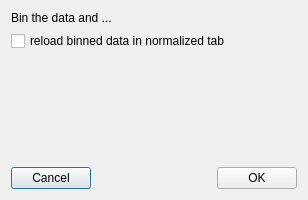
Qt form ibeatles/ui/ui_tof_bin_export.ui (ornlneutronimaging/iBeatles) before a commit.
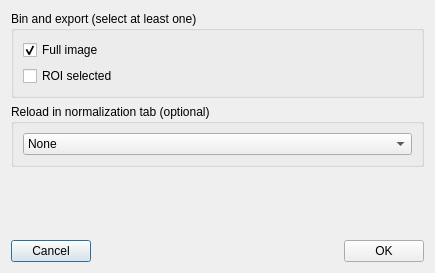
The same form after that commit.

Commit message: working on exporting and binning the full image and roi. this refs #218

```diff
--- a/ibeatles/ui/ui_tof_bin_export.ui
+++ b/ibeatles/ui/ui_tof_bin_export.ui
@@ -9,26 +9,66 @@
    <rect>
     <x>0</x>
     <y>0</y>
-    <width>308</width>
-    <height>200</height>
+    <width>435</width>
+    <height>273</height>
    </rect>
   </property>
   <property name="windowTitle">
    <string>Bin TOF folders</string>
   </property>
-  <layout class="QVBoxLayout" name="verticalLayout">
+  <layout class="QVBoxLayout" name="verticalLayout_2">
    <item>
-    <widget class="QLabel" name="label">
-     <property name="text">
-      <string>Bin the data and ...</string>
+    <widget class="QGroupBox" name="groupBox">
+     <property name="title">
+      <string>Bin and export (select at least one)</string>
      </property>
+     <layout class="QVBoxLayout" name="verticalLayout">
+      <item>
+       <widget class="QCheckBox" name="full_image_checkBox">
+        <property name="text">
+         <string>Full image</string>
+        </property>
+        <property name="checked">
+         <bool>true</bool>
+        </property>
+       </widget>
+      </item>
+      <item>
+       <widget class="QCheckBox" name="roi_checkBox">
+        <property name="text">
+         <string>ROI selected</string>
+        </property>
+       </widget>
+      </item>
+     </layout>
     </widget>
    </item>
    <item>
-    <widget class="QCheckBox" name="reload_checkBox">
-     <property name="text">
-      <string>reload binned data in normalized tab</string>
+    <widget class="QGroupBox" name="reload_groupBox">
+     <property name="title">
+      <string>Reload in normalization tab (optional)</string>
      </property>
+     <layout class="QHBoxLayout" name="horizontalLayout_2">
+      <item>
+       <widget class="QComboBox" name="reload_comboBox">
+        <item>
+         <property name="text">
+          <string>None</string>
+         </property>
+        </item>
+        <item>
+         <property name="text">
+          <string>Full image</string>
+         </property>
+        </item>
+        <item>
+         <property name="text">
+          <string>images of ROI selected</string>
+         </property>
+        </item>
+       </widget>
+      </item>
+     </layout>
     </widget>
    </item>
    <item>
```
Left out of the diff: 49 changed lines with no effect on the pictures. The commit also changes 3 other files.
